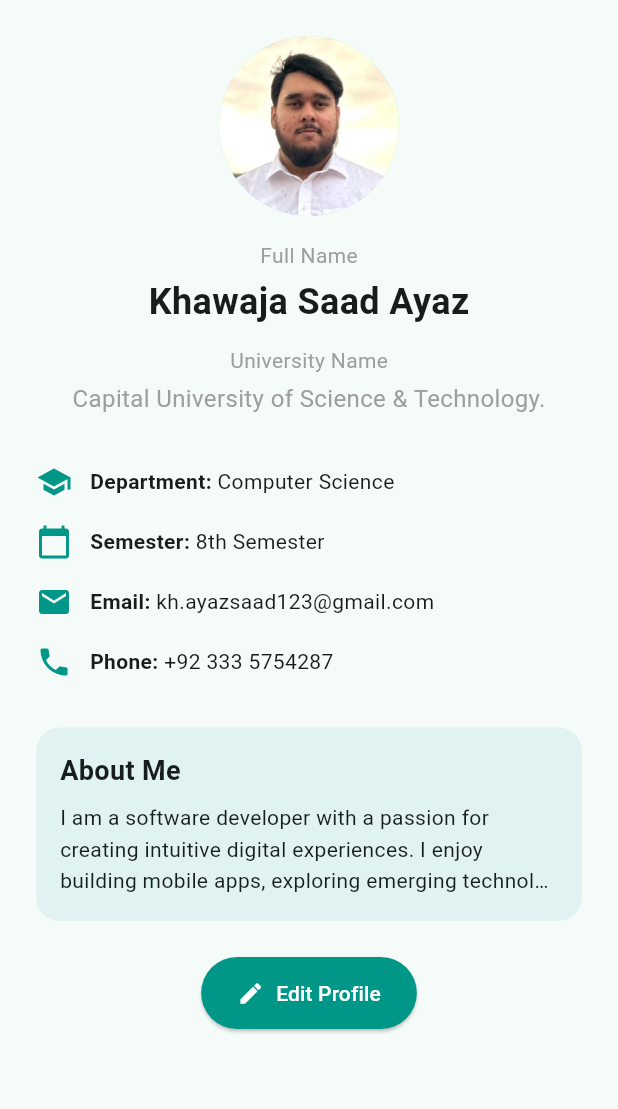
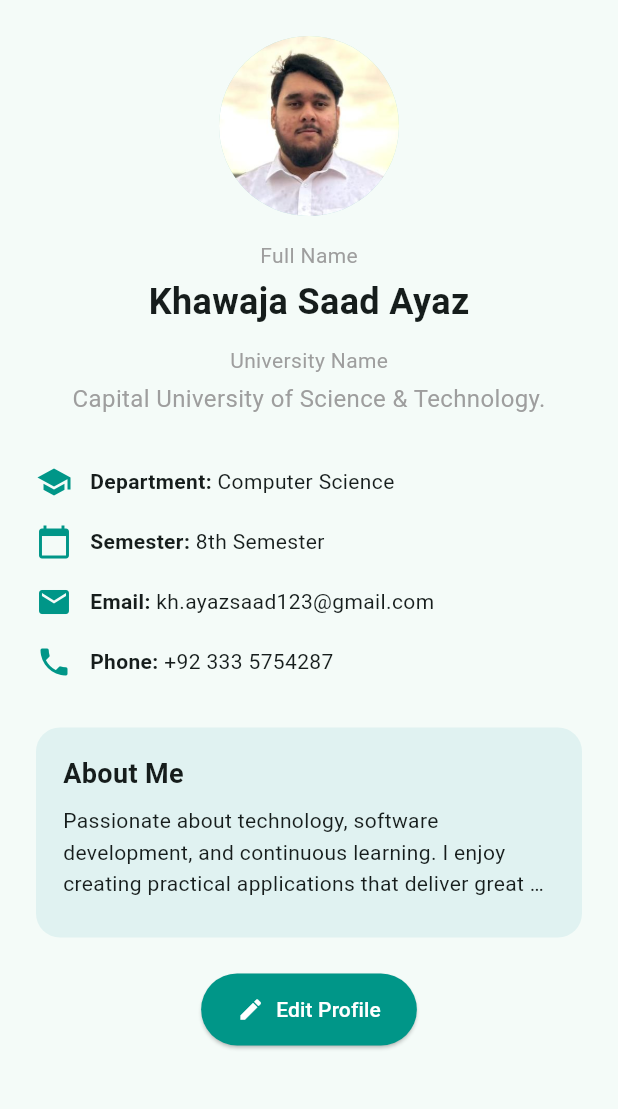
Before and after one commit to SaadAyazCS/Student-Profile, a Flutter app: the screen it shows after launch, on a phone screen of 412 x 824 dp, the part 84-1193 px from its top. Run offline on Flutter 3.47's test engine with Material 3 defaults, Android fonts, the phone set to English and light mode, and no system bars.

Commit message:
Increase About Me box height

```diff
--- a/lib/main.dart
+++ b/lib/main.dart
@@ -73,7 +73,8 @@ class StudentProfileScreen extends StatelessWidget {
                 const SizedBox(height: 24),
                 Container(
                   width: double.infinity,
-                  padding: const EdgeInsets.all(16),
+                  constraints: const BoxConstraints(minHeight: 140),
+                  padding: const EdgeInsets.all(18),
                   decoration: BoxDecoration(
                     color: Colors.teal.shade50,
                     borderRadius: BorderRadius.circular(16),
@@ -87,7 +88,7 @@ class StudentProfileScreen extends StatelessWidget {
                       ),
                       SizedBox(height: 8),
                       Text(
-                        'I am a software developer with a passion for creating intuitive digital experiences. I enjoy building mobile apps, exploring emerging technologies, and solving real-world problems with clean, reliable software.',
+                        'Passionate about technology, software development, and continuous learning. I enjoy creating practical applications that deliver great user experiences and solve real-world problems.',
                         style: TextStyle(fontSize: 14, height: 1.5),
                         maxLines: 3,
                         overflow: TextOverflow.ellipsis,
```
